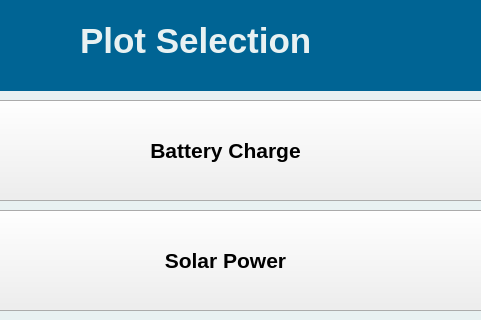
Adimaus999/Solex, file 2025/Main/Plot_Selection.ui: the form before one commit; both pictures show x 240 to 721 and y 0 to 320 of the 937 by 546 pixel window.
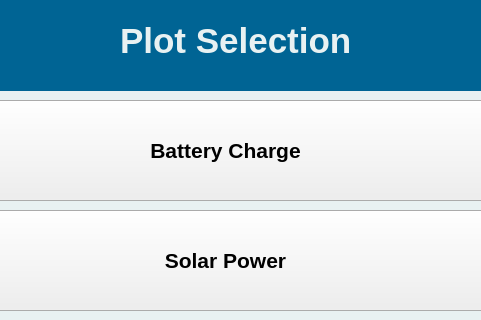
The form after the commit.

Commit message: GUI Updated Fonts and Palettes

Diff of the .ui file:
```diff
--- a/2025/Main/Plot_Selection.ui
+++ b/2025/Main/Plot_Selection.ui
@@ -968,7 +968,7 @@
   <widget class="QLabel" name="label_4">
    <property name="geometry">
     <rect>
-     <x>320</x>
+     <x>360</x>
      <y>20</y>
      <width>281</width>
      <height>41</height>
```
The commit also changes 6 other files.
